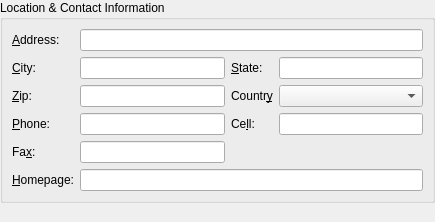
Qt form protocols/oscar/icq/ui/icqhomeinfowidget.ui (KDE/kopete) before a commit.
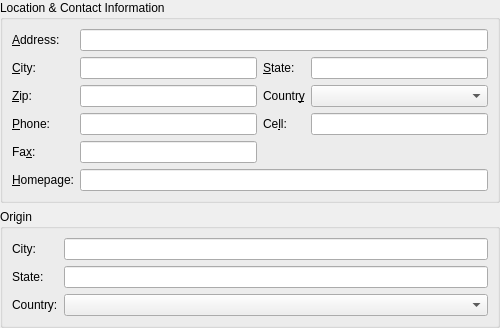
The same form after that commit.

Commit message: Fix bug 153620: Kopete ICQ User information dialog too high for 1024x768 Move Origin box from General Info to Home info.

The edit to the form file:
```diff
--- a/protocols/oscar/icq/ui/icqhomeinfowidget.ui
+++ b/protocols/oscar/icq/ui/icqhomeinfowidget.ui
@@ -5,8 +5,8 @@
    <rect>
     <x>0</x>
     <y>0</y>
-    <width>435</width>
-    <height>222</height>
+    <width>500</width>
+    <height>324</height>
    </rect>
   </property>
   <layout class="QVBoxLayout" >
@@ -243,6 +243,87 @@
      </layout>
     </widget>
    </item>
+   <item>
+    <widget class="QGroupBox" name="groupBox_3" >
+     <property name="title" >
+      <string>Origin</string>
+     </property>
+     <layout class="QGridLayout" >
+      <property name="leftMargin" >
+       <number>9</number>
+      </property>
+      <property name="topMargin" >
+       <number>9</number>
+      </property>
+      <property name="rightMargin" >
+       <number>9</number>
+      </property>
+      <property name="bottomMargin" >
+       <number>9</number>
+      </property>
+      <property name="horizontalSpacing" >
+       <number>6</number>
+      </property>
+      <property name="verticalSpacing" >
+       <number>6</number>
+      </property>
+      <item row="0" column="0" >
+       <widget class="QLabel" name="textLabel2_2" >
+        <property name="text" >
+         <string>City:</string>
+        </property>
+        <property name="buddy" >
+         <cstring>oCityEdit</cstring>
+        </property>
+       </widget>
+      </item>
+      <item row="0" column="1" >
+       <widget class="QLineEdit" name="oCityEdit" >
+        <property name="readOnly" >
+         <bool>true</bool>
+        </property>
+       </widget>
+      </item>
+      <item row="1" column="0" >
+       <widget class="QLabel" name="textLabel1_2" >
+        <property name="text" >
+         <string>State:</string>
+        </property>
+        <property name="buddy" >
+         <cstring>oStateEdit</cstring>
+        </property>
+       </widget>
+      </item>
+      <item row="1" column="1" >
+       <widget class="QLineEdit" name="oStateEdit" >
+        <property name="readOnly" >
+         <bool>true</bool>
+        </property>
+       </widget>
+      </item>
+      <item row="2" column="0" >
+       <widget class="QLabel" name="textLabel3_2" >
+        <property name="text" >
+         <string>Country:</string>
+        </property>
+        <property name="buddy" >
+         <cstring>oCountryCombo</cstring>
+        </property>
+       </widget>
+      </item>
+      <item row="2" column="1" >
+       <widget class="QComboBox" name="oCountryCombo" >
+        <property name="sizePolicy" >
+         <sizepolicy vsizetype="Fixed" hsizetype="Expanding" >
+          <horstretch>0</horstretch>
+          <verstretch>0</verstretch>
+         </sizepolicy>
+        </property>
+       </widget>
+      </item>
+     </layout>
+    </widget>
+   </item>
    <item>
     <spacer>
      <property name="orientation" >
```
The commit also changes 3 other files.
